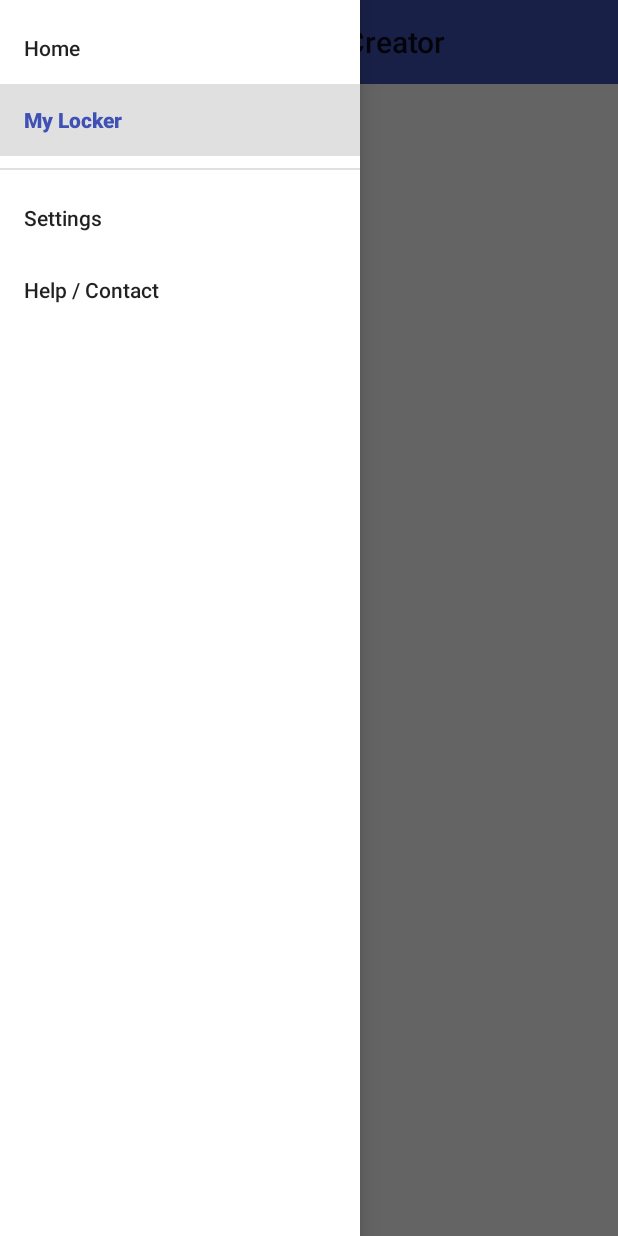
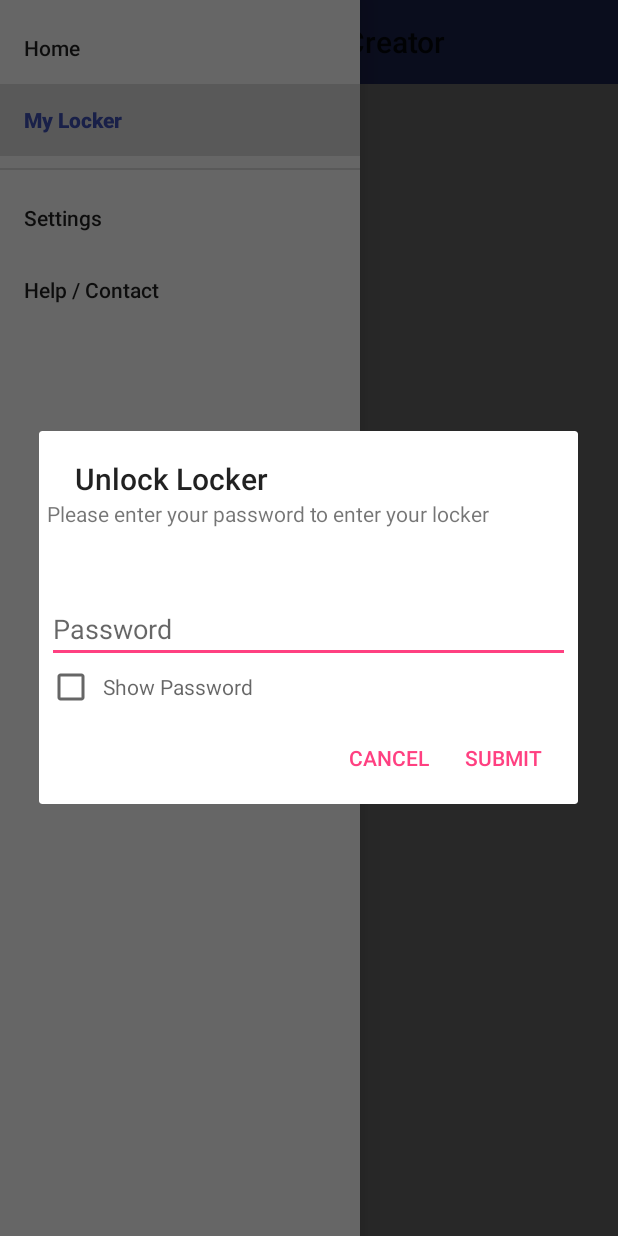
Before and after one commit to dconz13/Capstone-Project, an Android app: the screen it shows after launch (MainActivity), after a tap on "My Locker", on a phone screen of 412 x 824 dp. Run offline under Robolectric (Android 15) with nearby library versions, the light colour scheme and no system bars; 2 other taps on this screen came first.

Commit message:
Prototype Alert Dialog
feat: Prototype version of the Password prompt alert dialog is working
fix: none
docs: none

```diff
--- a/app/src/main/java/com/conz13/d/strongpasswordcreator/MainActivity.java
+++ b/app/src/main/java/com/conz13/d/strongpasswordcreator/MainActivity.java
@@ -5,11 +5,13 @@ import android.content.Intent;
 import android.os.Bundle;
 import android.support.annotation.Nullable;
 import android.support.design.widget.NavigationView;
+import android.support.v4.app.FragmentTransaction;
 import android.support.v4.view.GravityCompat;
 import android.support.v4.widget.DrawerLayout;
 import android.support.v7.app.ActionBarDrawerToggle;
 import android.support.v7.app.AppCompatActivity;
 import android.support.v7.widget.Toolbar;
+import android.support.v4.app.Fragment;
 import android.util.Log;
 import android.view.MenuItem;
 
@@ -21,14 +23,15 @@ public class MainActivity extends AppCompatActivity {
     private DrawerLayout mDrawerLayout;
     private ActionBarDrawerToggle mDrawerToggle;
     private final String LOG_TAG = MainActivity.class.getSimpleName();
+    private NavigationView mNavDrawer;
 
     @Override
     protected void onCreate(@Nullable Bundle savedInstanceState) {
         super.onCreate(savedInstanceState);
         setContentView(R.layout.main_activity_layout);
 
-        NavigationView navDrawer = (NavigationView) findViewById(R.id.nav_drawer);
-        setUpNavigationDrawerListener(navDrawer);
+        mNavDrawer = (NavigationView) findViewById(R.id.nav_drawer);
+        setUpNavigationDrawerListener(mNavDrawer);
         //find out why this causes illegalargumentexception. why is child null view
         //navDrawer.addHeaderView(findViewById(R.id.nav_drawer_header));
 
@@ -92,6 +95,7 @@ public class MainActivity extends AppCompatActivity {
                         return true;
                     case R.id.menu_locker:
                         Log.d("navItemSelected", "menu_locker");
+                        showAlertDialog();
                         return true;
                     case R.id.menu_settings:
                         startActivity(new Intent(context, SettingsActivity.class));
@@ -107,4 +111,24 @@ public class MainActivity extends AppCompatActivity {
         });
     }
 
+    private void showAlertDialog(){
+        FragmentTransaction ft = getSupportFragmentManager().beginTransaction();
+        Fragment previousFrag = getSupportFragmentManager().findFragmentByTag(getString(R.string.alert_dialog_tag));
+        if(previousFrag != null){
+            ft.remove(previousFrag);
+        }
+        // Setting this to null allows you to go back with the back button but for dialog fragment it isn't necessary
+        // ft.addToBackStack(null);
+
+        new PasswordPromptDialogFragment().show(ft, getString(R.string.alert_dialog_tag));
+    }
+
+    public void onPositiveClick(){
+
+    }
+
+    public void onNegativeClick(){
+        // Switch the highlighted item back to the "Home" entry
+        mNavDrawer.setCheckedItem(R.id.menu_home);
+    }
 }
--- a/app/src/main/java/com/conz13/d/strongpasswordcreator/PasswordPromptDialogFragment.java
+++ b/app/src/main/java/com/conz13/d/strongpasswordcreator/PasswordPromptDialogFragment.java
@@ -1,6 +1,13 @@
 package com.conz13.d.strongpasswordcreator;
 
-import android.app.DialogFragment;
+
+import android.app.Dialog;
+import android.content.DialogInterface;
+import android.os.Bundle;
+import android.support.annotation.NonNull;
+import android.support.v4.app.DialogFragment;
+import android.support.v7.app.AlertDialog;
+import android.view.LayoutInflater;
 
 /**
  * Created by dillon on 4/19/16.
@@ -10,4 +17,32 @@ import android.app.DialogFragment;
  */
 public class PasswordPromptDialogFragment extends DialogFragment {
 
+    @NonNull
+    @Override
+    public Dialog onCreateDialog(Bundle savedInstanceState) {
+
+        LayoutInflater inflater = getActivity().getLayoutInflater();
+
+        AlertDialog.Builder builder = new AlertDialog.Builder(getActivity());
+
+        builder.setTitle(getString(R.string.alert_dialog_title))
+                .setView(inflater.inflate(R.layout.alert_dialog_layout,null))
+                .setPositiveButton(getString(R.string.alert_dialog_positive), new DialogInterface.OnClickListener() {
+                    @Override
+                    public void onClick(DialogInterface dialog, int which) {
+                        // submit the password for confirmation that it is correct
+                        ((MainActivity)getActivity()).onPositiveClick();
+                    }
+                })
+                .setNegativeButton(getString(R.string.alert_dialog_negative), new DialogInterface.OnClickListener() {
+                    @Override
+                    public void onClick(DialogInterface dialog, int which) {
+                        // Close the dialog
+                        ((MainActivity)getActivity()).onNegativeClick();
+                    }
+                });
+
+        return builder.create();
+    }
+
 }
--- /dev/null
+++ b/app/src/main/res/layout/alert_dialog_layout.xml
@@ -0,0 +1,38 @@
+<?xml version="1.0" encoding="utf-8"?>
+<LinearLayout xmlns:android="http://schemas.android.com/apk/res/android"
+    android:orientation="vertical"
+    android:layout_width="wrap_content"
+    android:layout_height="wrap_content"
+    android:id="@+id/alert_dialog_view">
+
+    <TextView
+        android:layout_width="wrap_content"
+        android:layout_height="wrap_content"
+        android:minHeight="?attr/listPreferredItemHeight"
+        android:text="@string/alert_dialog_body"
+        android:layout_marginLeft="5dp"
+        android:layout_marginStart="5dp"
+        android:layout_marginRight="5dp"
+        android:layout_marginEnd="5dp"
+        android:id="@+id/alert_message"/>
+    <EditText
+        android:layout_width="match_parent"
+        android:layout_height="wrap_content"
+        android:hint="@string/alert_edit_hint"
+        android:layout_marginLeft="5dp"
+        android:layout_marginStart="5dp"
+        android:layout_marginRight="5dp"
+        android:layout_marginEnd="5dp"
+        android:inputType="textPassword"
+        android:fontFamily="sans-serif"
+        android:id="@+id/alert_password_entry"/>
+    <CheckBox
+        android:layout_width="wrap_content"
+        android:layout_height="wrap_content"
+        android:hint="@string/show_password"
+        android:padding="5dp"
+        android:layout_marginStart="5dp"
+        android:layout_marginLeft="5dp"
+        android:id="@+id/show_password_checkbox"/>
+
+</LinearLayout>
--- /dev/null
+++ b/app/src/main/res/layout/locker_layout.xml
@@ -0,0 +1,6 @@
+<?xml version="1.0" encoding="utf-8"?>
+<LinearLayout xmlns:android="http://schemas.android.com/apk/res/android"
+    android:orientation="vertical" android:layout_width="match_parent"
+    android:layout_height="match_parent">
+
+</LinearLayout>
--- a/app/src/main/res/layout/locker_list_item_parent.xml
+++ b/app/src/main/res/layout/locker_list_item_parent.xml
@@ -25,9 +25,9 @@
         android:layout_height="wrap_content"
         android:layout_alignParentEnd="true"
         android:layout_alignParentRight="true"
-        android:padding="5dp"
+        android:padding="12dp"
         android:src="@drawable/ic_mode_edit_white_24dp"
-        android:background="@android:color/transparent"
+        android:background="?android:selectableItemBackground"
         />
 
 </RelativeLayout>
--- a/app/src/main/res/values/strings.xml
+++ b/app/src/main/res/values/strings.xml
@@ -14,4 +14,13 @@
     <string name="username_label">Username:</string>
     <string name="password_label">Password:</string>
     <string name="additional_info_label">Additional Info:</string>
+
+    <!-- Alert dialog for entering locker -->
+    <string name="alert_dialog_title">Unlock Locker</string>
+    <string name="alert_dialog_body">Please enter your password to enter your locker</string>
+    <string name="alert_edit_hint">Password</string>
+    <string name="show_password">Show Password</string>
+    <string name="alert_dialog_positive">Submit</string>
+    <string name="alert_dialog_negative">Cancel</string>
+    <string name="alert_dialog_tag" translatable="false">alert_dialog</string>
 </resources>
```
